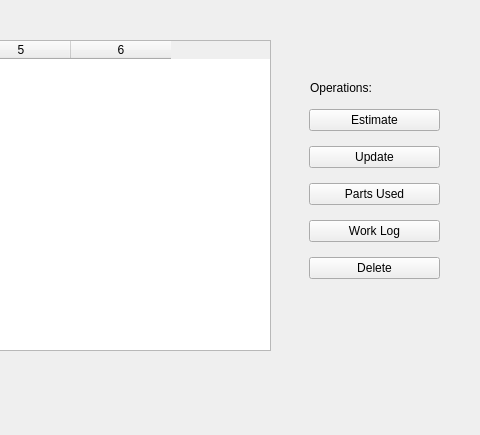
Qt form lab1/tickets.ui (m-Jakub/Car-Workshop-with-Qt) before a commit; both pictures show x 470 to 950 and y 0 to 435 of the 950 by 435 pixel window.
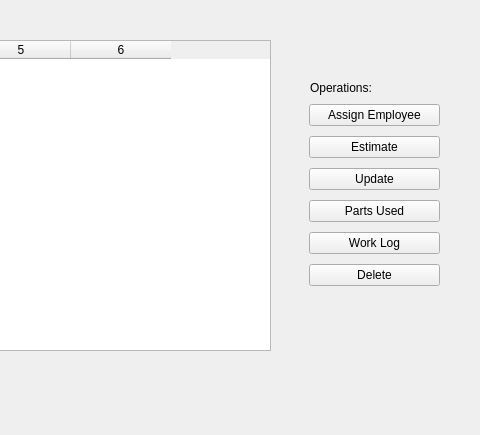
The same form after that commit.

```diff
--- a/lab1/tickets.ui
+++ b/lab1/tickets.ui
@@ -24,7 +24,14 @@
    </property>
    <layout class="QVBoxLayout" name="verticalLayout">
     <item>
-     <widget class="QPushButton" name="showTicketsButton">
+     <widget class="QPushButton" name="assignEmployeeButton">
+      <property name="text">
+       <string>Assign Employee</string>
+      </property>
+     </widget>
+    </item>
+    <item>
+     <widget class="QPushButton" name="estimateButton">
       <property name="text">
        <string>Estimate</string>
       </property>
```
Left out of the diff: 2 changed lines with no effect on the pictures.
